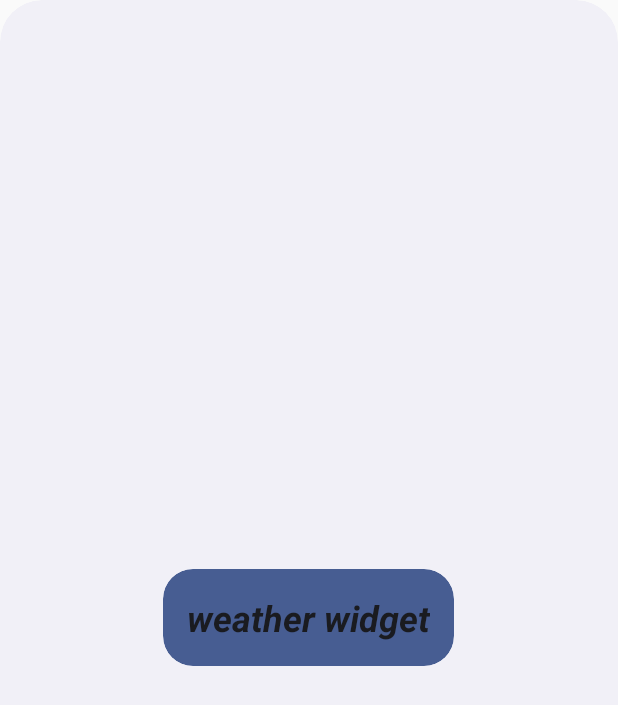
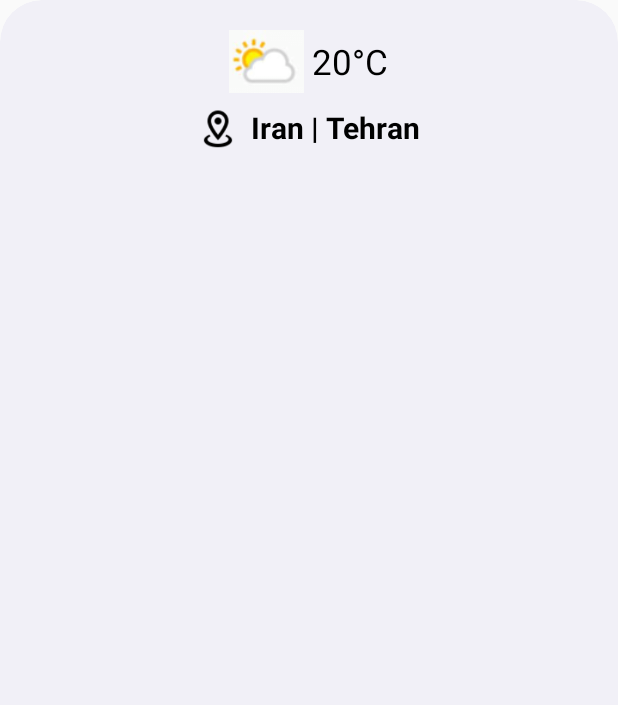
Before and after one commit to saeed74/Atmospher, an Android app: the layout weather_app_widget.xml on its own in the app's theme, with its tools: preview values and no code run, on a phone screen of 412 x 824 dp. Shown: the top 705 px of the screen. Run offline under Robolectric (Android 15) with nearby library versions, the phone set to English and light mode, and no system bars.

Commit message:
App widget UI implemented

```diff
--- a/app/src/main/java/com/arianmanesh/atmospher/WeatherAppWidget.kt
+++ b/app/src/main/java/com/arianmanesh/atmospher/WeatherAppWidget.kt
@@ -4,6 +4,9 @@ import android.appwidget.AppWidgetManager
 import android.appwidget.AppWidgetProvider
 import android.content.Context
 import android.widget.RemoteViews
+import com.bumptech.glide.Glide
+import com.bumptech.glide.request.target.AppWidgetTarget
+
 
 /**
  * Implementation of App Widget functionality.
@@ -34,10 +37,20 @@ internal fun updateAppWidget(
     appWidgetManager: AppWidgetManager,
     appWidgetId: Int
 ) {
-    val widgetText = context.getString(R.string.appwidget_text)
+    //val widgetText = context.getString(R.string.appwidget_text)
     // Construct the RemoteViews object
     val views = RemoteViews(context.packageName, R.layout.weather_app_widget)
-    views.setTextViewText(R.id.appwidget_text, widgetText)
+    val city = "IRAN | TEST"
+    val temp = "20°C"
+    views.setTextViewText(R.id.txtCityName, city)
+    views.setTextViewText(R.id.txtCityTemperature, temp)
+
+    val appWidgetTarget = AppWidgetTarget(context,R.id.imgWeatherIcon,views,appWidgetId)
+
+    Glide.with(context.applicationContext)
+        .asBitmap()
+        .load("https://cdn.weatherapi.com/weather/64x64/night/302.png")
+        .into(appWidgetTarget)
 
     // Instruct the widget manager to update the widget
     appWidgetManager.updateAppWidget(appWidgetId, views)
--- a/app/src/main/res/layout/weather_app_widget.xml
+++ b/app/src/main/res/layout/weather_app_widget.xml
@@ -1,19 +1,64 @@
-<RelativeLayout xmlns:android="http://schemas.android.com/apk/res/android"
+<FrameLayout xmlns:android="http://schemas.android.com/apk/res/android"
     style="@style/Widget.Atmospher.AppWidget.Container"
     android:layout_width="match_parent"
     android:layout_height="match_parent"
     android:theme="@style/Theme.Atmosphere.AppWidgetContainer">
 
-    <TextView
-        android:id="@+id/appwidget_text"
-        style="@style/Widget.Atmospher.AppWidget.InnerView"
-        android:layout_width="wrap_content"
+    <LinearLayout
+        android:layout_width="match_parent"
         android:layout_height="wrap_content"
-        android:layout_centerHorizontal="true"
-        android:layout_centerVertical="true"
-        android:layout_margin="8dp"
-        android:contentDescription="@string/appwidget_text"
-        android:text="@string/appwidget_text"
-        android:textSize="24sp"
-        android:textStyle="bold|italic" />
-</RelativeLayout>
+        android:gravity="center"
+        android:orientation="vertical">
+
+        <LinearLayout
+            android:layout_width="wrap_content"
+            android:layout_height="wrap_content"
+            android:layout_marginBottom="5dp"
+            android:gravity="center"
+            android:orientation="horizontal">
+
+            <ImageView
+                android:id="@+id/imgWeatherIcon"
+                android:layout_width="50dp"
+                android:layout_height="50dp"
+                android:src="@drawable/tiny_condition_ic" />
+
+            <TextView
+                android:id="@+id/txtCityTemperature"
+                android:layout_width="wrap_content"
+                android:layout_height="wrap_content"
+                android:layout_marginStart="5dp"
+                android:gravity="center"
+                android:text="20°C"
+                android:textColor="@color/black"
+                android:textSize="23sp" />
+
+        </LinearLayout>
+
+        <LinearLayout
+            android:layout_width="wrap_content"
+            android:layout_height="wrap_content"
+            android:gravity="center"
+            android:orientation="horizontal">
+
+            <ImageView
+                android:id="@+id/imgMapMarkerIcon"
+                android:layout_width="28dp"
+                android:layout_height="28dp"
+                android:layout_marginEnd="8dp"
+                android:src="@drawable/map_marker" />
+
+            <TextView
+                android:id="@+id/txtCityName"
+                android:layout_width="wrap_content"
+                android:layout_height="wrap_content"
+                android:gravity="center"
+                android:text="Iran | Tehran"
+                android:textColor="@color/black"
+                android:textSize="20sp"
+                android:textStyle="bold" />
+        </LinearLayout>
+
+    </LinearLayout>
+
+</FrameLayout>
--- a/app/src/main/res/values/strings.xml
+++ b/app/src/main/res/values/strings.xml
@@ -10,7 +10,6 @@
     <string name="no_internet_connection">No internet connection (offline mode)</string>
     <string name="back_online">Back online</string>
     <string name="please_check_internet_connection">Please check internet connection</string>
-    <string name="appwidget_text">weather widget</string>
     <string name="add_widget">Add weather widget</string>
     <string name="app_widget_description">Atmosphere weather app widget</string>
 </resources>
--- a/app/src/main/res/xml/weather_app_widget_info.xml
+++ b/app/src/main/res/xml/weather_app_widget_info.xml
@@ -3,12 +3,12 @@
     android:description="@string/app_widget_description"
     android:initialKeyguardLayout="@layout/weather_app_widget"
     android:initialLayout="@layout/weather_app_widget"
-    android:minWidth="110dp"
-    android:minHeight="110dp"
+    android:minWidth="80dp"
+    android:minHeight="40dp"
     android:previewImage="@drawable/atmosphere_widget_preview"
     android:previewLayout="@layout/weather_app_widget"
     android:resizeMode="horizontal|vertical"
-    android:targetCellWidth="4"
-    android:targetCellHeight="2"
+    android:targetCellWidth="2"
+    android:targetCellHeight="1"
     android:updatePeriodMillis="180000"
     android:widgetCategory="home_screen" />
```
Also changed, not shown: app/src/main/res/drawable-nodpi/tiny_condition_ic.png (added).
